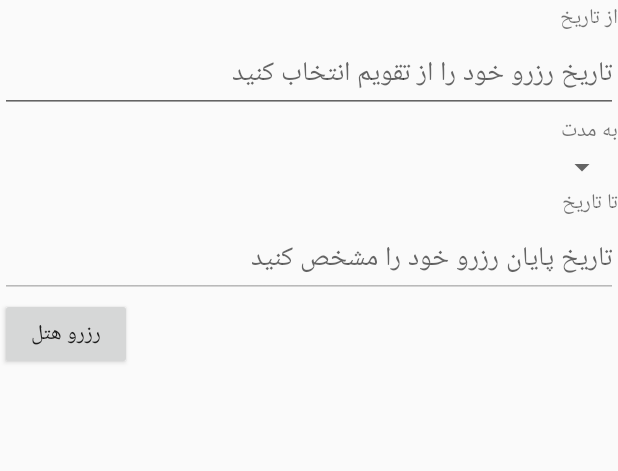
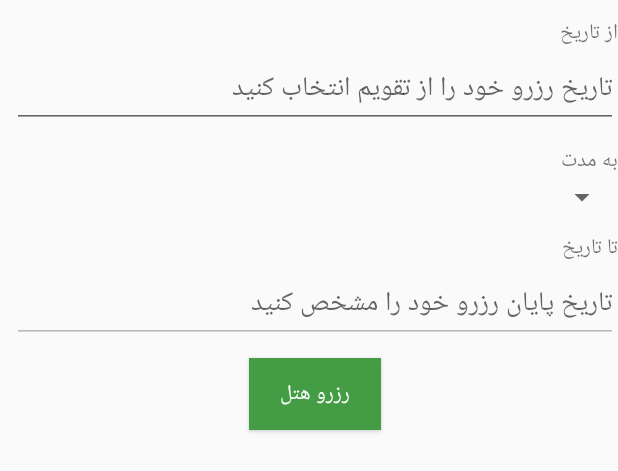
Before and after one commit to khahani/Asa, an Android app: the layout fragment_step1.xml on its own in the app's theme, with its tools: preview values and no code run, on a phone screen of 412 x 824 dp. Shown: the top 471 px of the screen. Run offline under Robolectric (Android 15) with nearby library versions, the phone set to English and light mode, and no system bars.

```diff
--- a/app/src/main/res/layout/fragment_step1.xml
+++ b/app/src/main/res/layout/fragment_step1.xml
@@ -3,6 +3,7 @@
     tools:context="com.example.khahani.asa.fragment.Step1Fragment">
 
     <LinearLayout
+        android:layout_marginStart="8dp"
         android:id="@+id/linearLayoutRoot"
         android:layout_width="match_parent"
         android:layout_height="match_parent"
@@ -13,19 +14,21 @@
         <TextView
             android:layout_width="match_parent"
             android:layout_height="wrap_content"
+            android:layout_marginTop="10dp"
             android:text="از تاریخ" />
 
         <EditText
             android:id="@+id/editTextFromDate"
             android:layout_width="match_parent"
             android:layout_height="wrap_content"
+            android:focusableInTouchMode="false"
             android:hint="تاریخ رزرو خود را از تقویم انتخاب کنید"
-            android:inputType="date"
-            android:focusableInTouchMode="false"/>
+            android:inputType="date" />
 
         <TextView
             android:layout_width="match_parent"
             android:layout_height="wrap_content"
+            android:layout_marginTop="10dp"
             android:text="به مدت" />
 
         <Spinner
@@ -33,11 +36,12 @@
             android:layout_width="match_parent"
             android:layout_height="wrap_content"
             android:inputType="number"
-            android:spinnerMode="dialog"/>
+            android:spinnerMode="dialog" />
 
         <TextView
             android:layout_width="match_parent"
             android:layout_height="wrap_content"
+            android:layout_marginTop="10dp"
             android:text="تا تاریخ" />
 
         <EditText
@@ -52,8 +56,12 @@
             android:id="@+id/buttonNext"
             android:layout_width="wrap_content"
             android:layout_height="wrap_content"
+            android:layout_gravity="center"
+            android:layout_marginTop="10dp"
+            android:background="#449D44"
             android:padding="8dp"
-            android:text="رزرو هتل"/>
+            android:text="رزرو هتل"
+            android:textColor="#fff" />
 
 
     </LinearLayout>
--- a/app/src/main/res/values/colors.xml
+++ b/app/src/main/res/values/colors.xml
@@ -1,8 +1,8 @@
 <?xml version="1.0" encoding="utf-8"?>
 <resources>
-    <color name="colorPrimary">#008577</color>
-    <color name="colorPrimaryDark">#00574B</color>
-    <color name="colorAccent">#D81B60</color>
+    <color name="colorPrimary">#ECAE00</color>
+    <color name="colorPrimaryDark">#CD2122</color>
+    <color name="colorAccent">#E91E63</color>
     <color name="duskYellow">#FFBA00</color>
     <color name="lightGrey">#D3D3D3</color>
 </resources>
--- a/app/src/main/res/values/strings.xml
+++ b/app/src/main/res/values/strings.xml
@@ -1,5 +1,5 @@
 <resources>
-    <string name="app_name">Asa</string>
+    <string name="app_name">آسا</string>
 
     <!-- TODO: Remove or change this placeholder text -->
     <string name="hello_blank_fragment">Hello blank fragment</string>
```
Also changed, not shown: app/src/main/java/com/example/khahani/asa/model/roomkinds/Message.java (added, +35 -0 lines), app/src/main/java/com/example/khahani/asa/model/roomkinds/MessageDeserializer.java (added, +23 -0 lines), app/src/main/java/com/example/khahani/asa/model/roomkinds/RoomkindsResponse.java (added, +45 -0 lines), app/src/main/java/com/example/khahani/asa/ret/ApiService.java (+10 -0 lines), app/src/main/res/mipmap-hdpi/ic_launcher.png, app/src/main/res/mipmap-mdpi/ic_launcher.png, app/src/main/res/mipmap-xhdpi/ic_launcher.png, app/src/main/res/mipmap-xxhdpi/ic_launcher.png, app/src/main/res/mipmap-xxxhdpi/ic_launcher.png.
